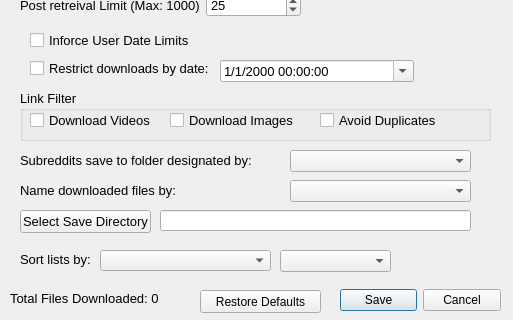
Before: the Qt Designer form DownloaderForReddit/RedditDownloader_Settings.ui in MalloyDelacroix/DownloaderForReddit, drawn with Qt 5; both pictures show x 0 to 513 and y 240 to 560 of the 513 by 560 pixel window.
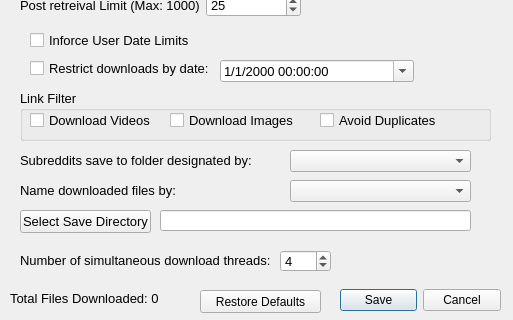
After: the same form once the commit is applied. Icons and pictures are not drawn.

Commit message: Move list sort method and order from settings dialog to menu bar, fix small pieces of code

The edit to the form file:
```diff
--- a/DownloaderForReddit/RedditDownloader_Settings.ui
+++ b/DownloaderForReddit/RedditDownloader_Settings.ui
@@ -675,34 +675,33 @@
         <property name="geometry">
          <rect>
           <x>10</x>
-          <y>379</y>
-          <width>81</width>
+          <y>380</y>
+          <width>261</width>
           <height>21</height>
          </rect>
         </property>
         <property name="text">
-         <string>Sort lists by:</string>
+         <string>Number of simultaneous download threads:</string>
         </property>
        </widget>
-       <widget class="QComboBox" name="list_sort_combo">
-        <property name="geometry">
-         <rect>
-          <x>90</x>
-          <y>380</y>
-          <width>171</width>
-          <height>21</height>
-         </rect>
-        </property>
-       </widget>
-       <widget class="QComboBox" name="list_sort_order_combo">
+       <widget class="QSpinBox" name="thread_limit_spinbox">
         <property name="geometry">
          <rect>
           <x>270</x>
           <y>380</y>
-          <width>111</width>
+          <width>51</width>
           <height>22</height>
          </rect>
         </property>
+        <property name="toolTip">
+         <string>&lt;html&gt;&lt;head/&gt;&lt;body&gt;&lt;p&gt;&lt;span style=&quot; font-size:10pt;&quot;&gt;This is the number of download threads that will be spawned to download content simultaneously.  The max number is set based on your computers number of processor cores (real and logical)&lt;/span&gt;&lt;/p&gt;&lt;/body&gt;&lt;/html&gt;</string>
+        </property>
+        <property name="maximum">
+         <number>12</number>
+        </property>
+        <property name="value">
+         <number>4</number>
+        </property>
        </widget>
       </widget>
      </widget>
```
The commit also changes 12 other files.
